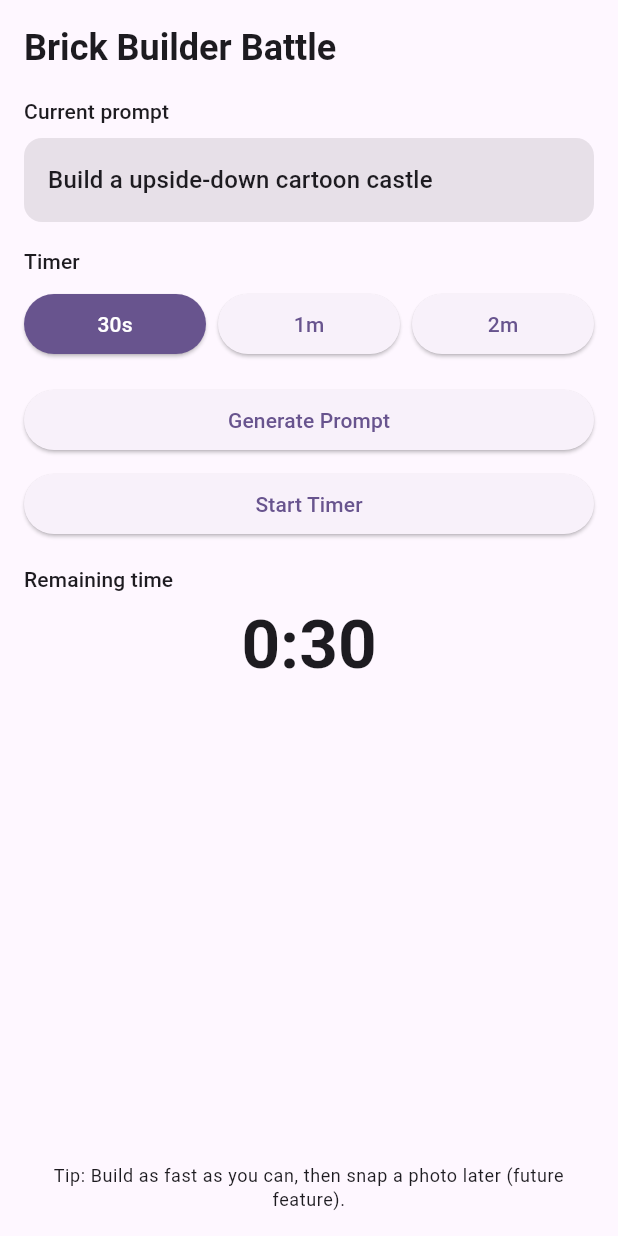
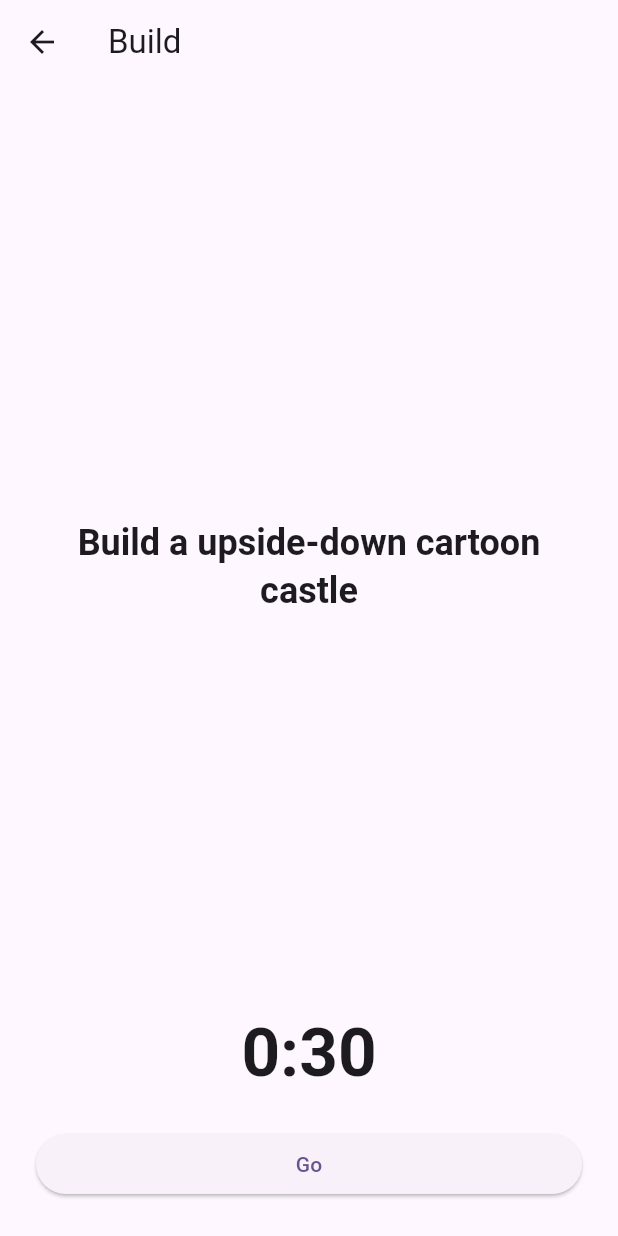
Before and after one commit to NDePetris/brick-builder-battle, a Flutter app: the screen it shows after launch, after a tap on "Generate Prompt", on a phone screen of 412 x 824 dp. Run offline on Flutter 3.47's test engine with Material 3 defaults, Android fonts, the phone set to English and light mode, and no system bars.

Commit message:
Refactor HomeScreen to simplify timer functionality and integrate prompt generation with navigation to PromptScreen.

```diff
--- a/lib/screens/home_screen.dart
+++ b/lib/screens/home_screen.dart
@@ -1,9 +1,9 @@
-import 'dart:async';
 import 'dart:math';
 
 import 'package:flutter/material.dart';
 
 import '../services/prompt_generator.dart';
+import 'prompt_screen.dart';
 
 class HomeScreen extends StatefulWidget {
   const HomeScreen({super.key});
@@ -15,80 +15,25 @@ class HomeScreen extends StatefulWidget {
 class _HomeScreenState extends State<HomeScreen> {
   final _random = Random();
 
-  // This text is shown in the prompt box.
-  String _prompt = 'Tap "Generate Prompt" to get started.';
-
-  // Selected duration and currently visible countdown value.
   int _selectedDurationSeconds = 30;
-  int _remainingSeconds = 30;
-
-  // _timer drives the countdown; _isRunning helps disable UI when active.
-  Timer? _timer;
-  bool _isRunning = false;
-
-  @override
-  void dispose() {
-    // Always stop timers when leaving the screen.
-    _timer?.cancel();
-    super.dispose();
-  }
 
   void _selectDuration(int seconds) {
-    if (_isRunning) return; // Keep it simple: don't change duration mid-timer.
-
-    // setState tells Flutter to rebuild with updated values.
     setState(() {
       _selectedDurationSeconds = seconds;
-      _remainingSeconds = seconds;
     });
   }
 
-  void _generatePrompt() {
-    setState(() {
-      _prompt = generateRandomPrompt(_random);
-    });
-  }
+  void _generatePromptAndGo() {
+    final prompt = generateRandomPrompt(_random);
 
-  void _startTimer() {
-    if (_isRunning) return; // Prevent multiple timers running at once.
-
-    _timer?.cancel(); // Safety: ensure any old timer is gone.
-
-    setState(() {
-      _isRunning = true;
-      _remainingSeconds = _selectedDurationSeconds;
-    });
-
-    _timer = Timer.periodic(const Duration(seconds: 1), (timer) {
-      if (!mounted) return;
-
-      setState(() {
-        // Decrease once per second and stop exactly at zero.
-        _remainingSeconds--;
-
-        if (_remainingSeconds <= 0) {
-          _remainingSeconds = 0;
-          _isRunning = false;
-          _timer?.cancel();
-          _timer = null;
-          ScaffoldMessenger.of(context).showSnackBar(
-            const SnackBar(
-              content: Text("Time's up!"),
-              duration: Duration(seconds: 5),
-            ),
-          );
-        }
-      });
-    });
-  }
-
-  String _formatTime(int totalSeconds) {
-    // Convert raw seconds into m:ss format (example: 65 -> 1:05).
-    final minutes = totalSeconds ~/ 60;
-    final seconds = totalSeconds % 60;
-    final mm = minutes.toString();
-    final ss = seconds.toString().padLeft(2, '0');
-    return '$mm:$ss';
+    Navigator.of(context).push<void>(
+      MaterialPageRoute<void>(
+        builder: (context) => PromptScreen(
+          prompt: prompt,
+          durationSeconds: _selectedDurationSeconds,
+        ),
+      ),
+    );
   }
 
   Widget _timerChoiceButton(String label, int seconds) {
@@ -96,8 +41,7 @@ class _HomeScreenState extends State<HomeScreen> {
 
     return Expanded(
       child: ElevatedButton(
-        // onPressed: null disables the button in Flutter.
-        onPressed: _isRunning ? null : () => _selectDuration(seconds),
+        onPressed: () => _selectDuration(seconds),
         style: ElevatedButton.styleFrom(
           backgroundColor: isSelected
               ? Theme.of(context).colorScheme.primary
@@ -113,11 +57,6 @@ class _HomeScreenState extends State<HomeScreen> {
 
   @override
   Widget build(BuildContext context) {
-    // build can run often; it should describe UI from current state.
-    final titleStyle = Theme.of(context).textTheme.headlineSmall?.copyWith(
-          fontWeight: FontWeight.bold,
-        );
-
     return Scaffold(
       body: SafeArea(
         child: Padding(
@@ -125,30 +64,6 @@ class _HomeScreenState extends State<HomeScreen> {
           child: Column(
             crossAxisAlignment: CrossAxisAlignment.stretch,
             children: [
-              Text('Brick Builder Battle', style: titleStyle),
-              const SizedBox(height: 16),
-              Text(
-                'Current prompt',
-                style: Theme.of(context).textTheme.labelLarge,
-              ),
-              const SizedBox(height: 8),
-              Container(
-                padding: const EdgeInsets.all(16),
-                decoration: BoxDecoration(
-                  color: Theme.of(context).colorScheme.surfaceContainerHighest,
-                  borderRadius: BorderRadius.circular(12),
-                ),
-                child: Text(
-                  _prompt,
-                  style: Theme.of(context).textTheme.titleMedium,
-                ),
-              ),
-              const SizedBox(height: 16),
-              Text(
-                'Timer',
-                style: Theme.of(context).textTheme.labelLarge,
-              ),
-              const SizedBox(height: 8),
               Row(
                 children: [
                   _timerChoiceButton('30s', 30),
@@ -160,33 +75,8 @@ class _HomeScreenState extends State<HomeScreen> {
               ),
               const SizedBox(height: 16),
               ElevatedButton(
-                onPressed: _generatePrompt,
+                onPressed: _generatePromptAndGo,
                 child: const Text('Generate Prompt'),
-              ),
-              const SizedBox(height: 8),
-              ElevatedButton(
-                onPressed: _isRunning ? null : _startTimer,
-                child: Text(_isRunning ? 'Timer Running...' : 'Start Timer'),
-              ),
-              const SizedBox(height: 16),
-              Text(
-                'Remaining time',
-                style: Theme.of(context).textTheme.labelLarge,
-              ),
-              const SizedBox(height: 8),
-              Center(
-                child: Text(
-                  _formatTime(_remainingSeconds),
-                  style: Theme.of(context).textTheme.displayMedium?.copyWith(
-                        fontWeight: FontWeight.bold,
-                      ),
-                ),
-              ),
-              const Spacer(),
-              Text(
-                'Tip: Build as fast as you can, then snap a photo later (future feature).',
-                textAlign: TextAlign.center,
-                style: Theme.of(context).textTheme.bodySmall,
               ),
             ],
           ),
--- /dev/null
+++ b/lib/screens/prompt_screen.dart
@@ -0,0 +1,141 @@
+import 'dart:async';
+
+import 'package:flutter/material.dart';
+
+/// Shows the generated prompt and runs the countdown after the user taps Go.
+class PromptScreen extends StatefulWidget {
+  const PromptScreen({
+    super.key,
+    required this.prompt,
+    required this.durationSeconds,
+  });
+
+  final String prompt;
+  final int durationSeconds;
+
+  @override
+  State<PromptScreen> createState() => _PromptScreenState();
+}
+
+class _PromptScreenState extends State<PromptScreen> {
+  Timer? _timer;
+  bool _isRunning = false;
+
+  /// Countdown value shown on screen (starts at full duration before Go).
+  late int _remainingSeconds;
+
+  @override
+  void initState() {
+    super.initState();
+    _remainingSeconds = widget.durationSeconds;
+  }
+
+  @override
+  void dispose() {
+    _timer?.cancel();
+    super.dispose();
+  }
+
+  void _startCountdown() {
+    if (_isRunning) return;
+
+    _timer?.cancel();
+
+    setState(() {
+      _isRunning = true;
+      _remainingSeconds = widget.durationSeconds;
+    });
+
+    _timer = Timer.periodic(const Duration(seconds: 1), (timer) {
+      if (!mounted) return;
+
+      setState(() {
+        _remainingSeconds--;
+
+        if (_remainingSeconds <= 0) {
+          _remainingSeconds = 0;
+          _isRunning = false;
+          _timer?.cancel();
+          _timer = null;
+          // Show dialog after this frame so we are not inside setState's build.
+          WidgetsBinding.instance.addPostFrameCallback((_) {
+            if (!mounted) return;
+            _showTimeUpDialog();
+          });
+        }
+      });
+    });
+  }
+
+  void _showTimeUpDialog() {
+    showDialog<void>(
+      context: context,
+      barrierDismissible: false,
+      builder: (dialogContext) {
+        return AlertDialog(
+          content: const Text("Time's up!"),
+          actions: [
+            TextButton(
+              onPressed: () {
+                Navigator.of(dialogContext).pop();
+                Navigator.of(context).pop();
+              },
+              child: const Text('OK'),
+            ),
+          ],
+        );
+      },
+    );
+  }
+
+  String _formatTime(int totalSeconds) {
+    final minutes = totalSeconds ~/ 60;
+    final seconds = totalSeconds % 60;
+    final mm = minutes.toString();
+    final ss = seconds.toString().padLeft(2, '0');
+    return '$mm:$ss';
+  }
+
+  @override
+  Widget build(BuildContext context) {
+    return Scaffold(
+      appBar: AppBar(
+        title: const Text('Build'),
+      ),
+      body: SafeArea(
+        child: Padding(
+          padding: const EdgeInsets.all(24),
+          child: Column(
+            children: [
+              Expanded(
+                child: Center(
+                  child: Text(
+                    widget.prompt,
+                    textAlign: TextAlign.center,
+                    style: Theme.of(context).textTheme.headlineSmall?.copyWith(
+                          fontWeight: FontWeight.w600,
+                        ),
+                  ),
+                ),
+              ),
+              Text(
+                _formatTime(_remainingSeconds),
+                style: Theme.of(context).textTheme.displayMedium?.copyWith(
+                      fontWeight: FontWeight.bold,
+                    ),
+              ),
+              const SizedBox(height: 24),
+              SizedBox(
+                width: double.infinity,
+                child: ElevatedButton(
+                  onPressed: _isRunning ? null : _startCountdown,
+                  child: Text(_isRunning ? 'Running...' : 'Go'),
+                ),
+              ),
+            ],
+          ),
+        ),
+      ),
+    );
+  }
+}
```
